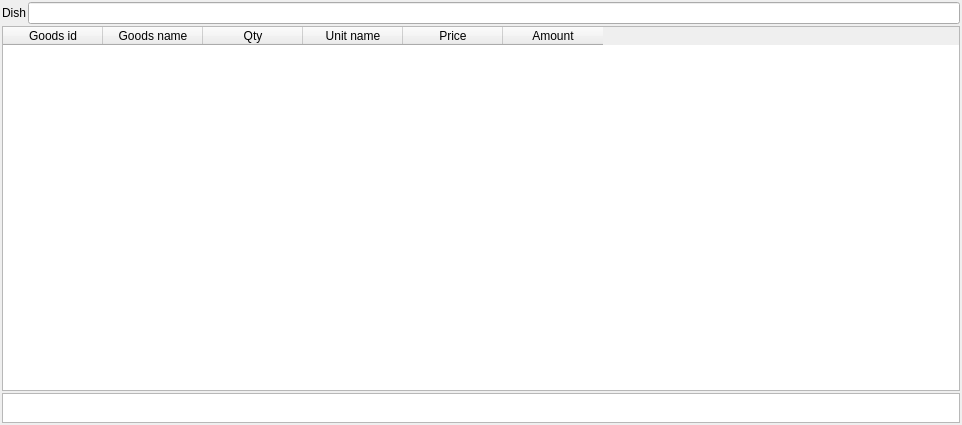
Above: CafeV4_Manager/dlgrecipe.ui from End1-1/CafeV4 before the change. Below: the same form after it.
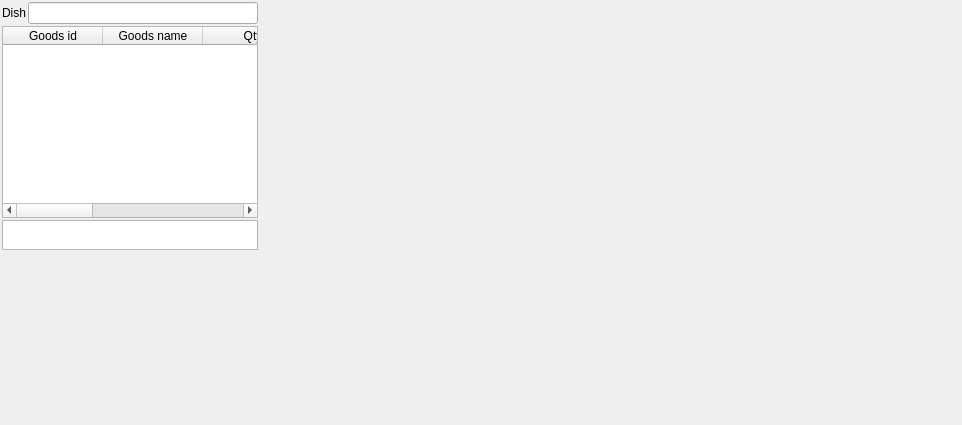
That is the form after the change.

What changed in the file:
```diff
--- a/CafeV4_Manager/dlgrecipe.ui
+++ b/CafeV4_Manager/dlgrecipe.ui
@@ -1,7 +1,7 @@
 <?xml version="1.0" encoding="UTF-8"?>
 <ui version="4.0">
  <class>DlgRecipe</class>
- <widget class="QMainWindow" name="DlgRecipe">
+ <widget class="QWidget" name="DlgRecipe">
   <property name="geometry">
    <rect>
     <x>0</x>
```
